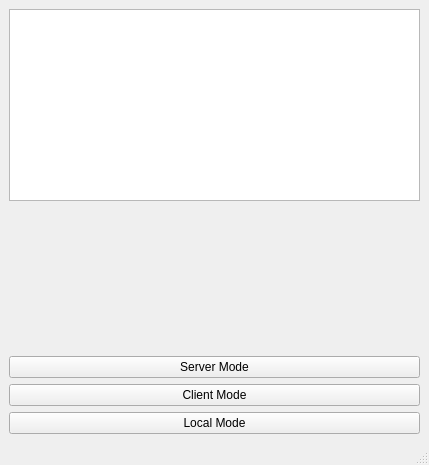
Qt form gaia.ui (Bananz0/PiBoard) before a commit.
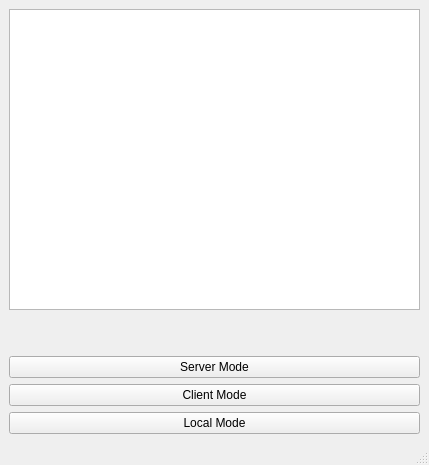
The same form after that commit.

```diff
--- a/gaia.ui
+++ b/gaia.ui
@@ -36,6 +36,9 @@
         <property name="orientation">
          <enum>Qt::Vertical</enum>
         </property>
+        <property name="sizeType">
+         <enum>QSizePolicy::Fixed</enum>
+        </property>
         <property name="sizeHint" stdset="0">
          <size>
           <width>20</width>
```
Left out of the diff: 2 changed lines with no effect on the pictures.
